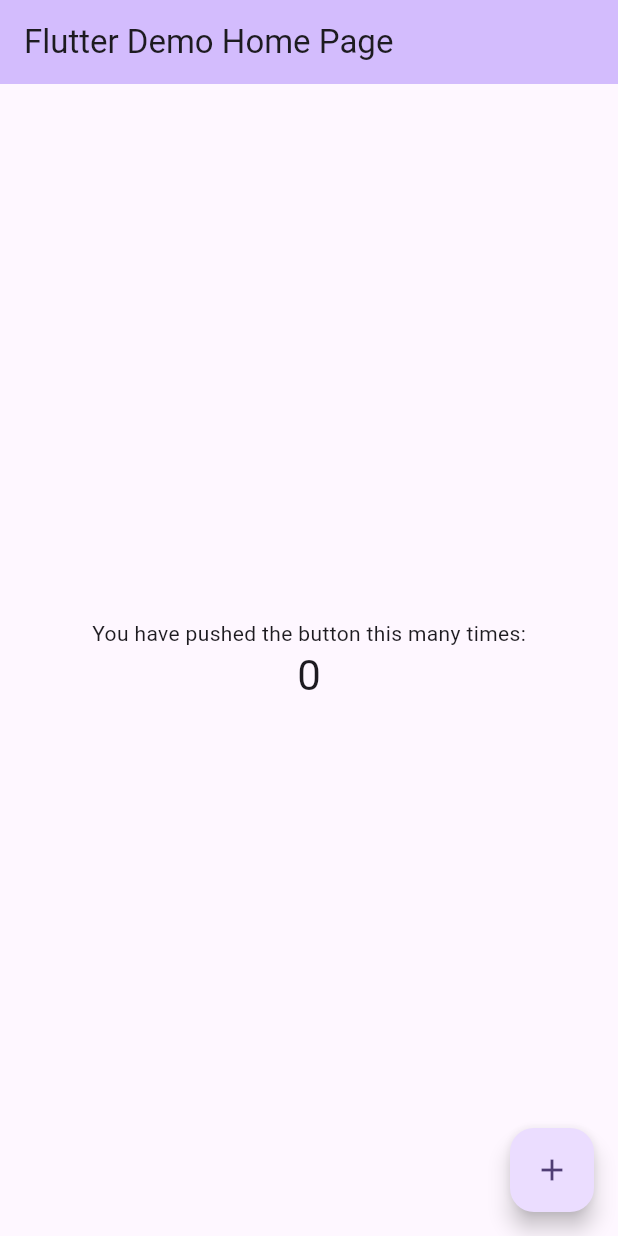
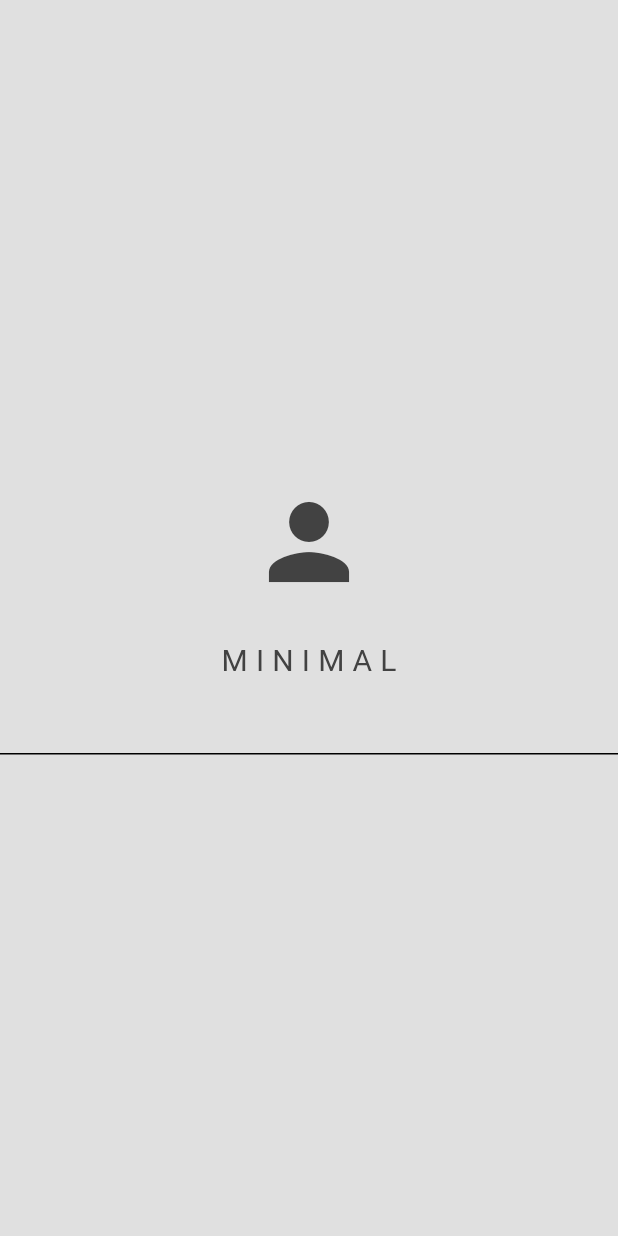
Before and after one commit to mdElyess/Flutter-minimalsocialmediaApp, a Flutter app: the screen it shows after launch, on a phone screen of 412 x 824 dp. Run offline on Flutter 3.47's test engine with Material 3 defaults, Android fonts, the phone set to English and light mode, and no system bars.

Commit message:
adding email textfield to login screen

```diff
--- /dev/null
+++ b/lib/components/my_textfield.dart
@@ -0,0 +1,18 @@
+import 'package:flutter/material.dart';
+
+class MyTextField extends StatelessWidget {
+  final String hintText;
+  final bool obscureText;
+  final TextEditingController controller;
+  const MyTextField({
+    super.key,
+    required this.hintText,
+    required this.obscureText,
+    required this.controller,
+  });
+
+  @override
+  Widget build(BuildContext context) {
+    return TextField();
+  }
+}
--- a/lib/main.dart
+++ b/lib/main.dart
@@ -1,4 +1,11 @@
 import 'package:flutter/material.dart';
+
+// themes
+import './theme/light_mode.dart';
+import './theme/dark_mode.dart';
+
+// screens
+import './screens/login_screen.dart';
 
 void main() {
   runApp(const MyApp());
@@ -7,119 +14,15 @@ void main() {
 class MyApp extends StatelessWidget {
   const MyApp({super.key});
 
-  // This widget is the root of your application.
   @override
   Widget build(BuildContext context) {
     return MaterialApp(
-      title: 'Flutter Demo',
-      theme: ThemeData(
-        // This is the theme of your application.
-        //
-        // TRY THIS: Try running your application with "flutter run". You'll see
-        // the application has a purple toolbar. Then, without quitting the app,
-        // try changing the seedColor in the colorScheme below to Colors.green
-        // and then invoke "hot reload" (save your changes or press the "hot
-        // reload" button in a Flutter-supported IDE, or press "r" if you used
-        // the command line to start the app).
-        //
-        // Notice that the counter didn't reset back to zero; the application
-        // state is not lost during the reload. To reset the state, use hot
-        // restart instead.
-        //
-        // This works for code too, not just values: Most code changes can be
-        // tested with just a hot reload.
-        colorScheme: ColorScheme.fromSeed(seedColor: Colors.deepPurple),
-        useMaterial3: true,
-      ),
-      home: const MyHomePage(title: 'Flutter Demo Home Page'),
+      debugShowCheckedModeBanner: false,
+      theme: lightMode,
+      darkTheme: darkMode,
+      home: LoginScreen(),
     );
   }
 }
 
-class MyHomePage extends StatefulWidget {
-  const MyHomePage({super.key, required this.title});
-
-  // This widget is the home page of your application. It is stateful, meaning
-  // that it has a State object (defined below) that contains fields that affect
-  // how it looks.
-
-  // This class is the configuration for the state. It holds the values (in this
-  // case the title) provided by the parent (in this case the App widget) and
-  // used by the build method of the State. Fields in a Widget subclass are
-  // always marked "final".
-
-  final String title;
-
-  @override
-  State<MyHomePage> createState() => _MyHomePageState();
-}
-
-class _MyHomePageState extends State<MyHomePage> {
-  int _counter = 0;
-
-  void _incrementCounter() {
-    setState(() {
-      // This call to setState tells the Flutter framework that something has
-      // changed in this State, which causes it to rerun the build method below
-      // so that the display can reflect the updated values. If we changed
-      // _counter without calling setState(), then the build method would not be
-      // called again, and so nothing would appear to happen.
-      _counter++;
-    });
-  }
-
-  @override
-  Widget build(BuildContext context) {
-    // This method is rerun every time setState is called, for instance as done
-    // by the _incrementCounter method above.
-    //
-    // The Flutter framework has been optimized to make rerunning build methods
-    // fast, so that you can just rebuild anything that needs updating rather
-    // than having to individually change instances of widgets.
-    return Scaffold(
-      appBar: AppBar(
-        // TRY THIS: Try changing the color here to a specific color (to
-        // Colors.amber, perhaps?) and trigger a hot reload to see the AppBar
-        // change color while the other colors stay the same.
-        backgroundColor: Theme.of(context).colorScheme.inversePrimary,
-        // Here we take the value from the MyHomePage object that was created by
-        // the App.build method, and use it to set our appbar title.
-        title: Text(widget.title),
-      ),
-      body: Center(
-        // Center is a layout widget. It takes a single child and positions it
-        // in the middle of the parent.
-        child: Column(
-          // Column is also a layout widget. It takes a list of children and
-          // arranges them vertically. By default, it sizes itself to fit its
-          // children horizontally, and tries to be as tall as its parent.
-          //
-          // Column has various properties to control how it sizes itself and
-          // how it positions its children. Here we use mainAxisAlignment to
-          // center the children vertically; the main axis here is the vertical
-          // axis because Columns are vertical (the cross axis would be
-          // horizontal).
-          //
-          // TRY THIS: Invoke "debug painting" (choose the "Toggle Debug Paint"
-          // action in the IDE, or press "p" in the console), to see the
-          // wireframe for each widget.
-          mainAxisAlignment: MainAxisAlignment.center,
-          children: <Widget>[
-            const Text(
-              'You have pushed the button this many times:',
-            ),
-            Text(
-              '$_counter',
-              style: Theme.of(context).textTheme.headlineMedium,
-            ),
-          ],
-        ),
-      ),
-      floatingActionButton: FloatingActionButton(
-        onPressed: _incrementCounter,
-        tooltip: 'Increment',
-        child: const Icon(Icons.add),
-      ), // This trailing comma makes auto-formatting nicer for build methods.
-    );
-  }
-}
+// https://www.youtube.com/watch?v=0RWLaJxW7Oc&t=98s&ab_channel=MitchKoko 21:10
--- /dev/null
+++ b/lib/screens/login_screen.dart
@@ -0,0 +1,53 @@
+import 'package:flutter/material.dart';
+
+// components
+import '../components/my_textfield.dart';
+
+class LoginScreen extends StatelessWidget {
+  // text controllers
+  final TextEditingController emailController = TextEditingController();
+  final TextEditingController passwordController = TextEditingController();
+
+  LoginScreen({super.key});
+
+  @override
+  Widget build(BuildContext context) {
+    return Scaffold(
+        backgroundColor: Theme.of(context).colorScheme.background,
+        body: Center(
+          child: Column(
+            mainAxisAlignment: MainAxisAlignment.center,
+            children: [
+              // logo
+              Icon(
+                Icons.person,
+                size: 80,
+                color: Theme.of(context).colorScheme.inversePrimary,
+              ),
+
+              const SizedBox(height: 25),
+              // app name
+              const Text(
+                "M I N I M A L",
+                style: TextStyle(fontSize: 20),
+              ),
+
+              // email textfield
+              MyTextField(
+                hintText: "",
+                obscureText: false,
+                controller: emailController,
+              ),
+
+              // password textfield
+
+              // forgot password
+
+              // sign in button
+
+              // don't have an account? Register here
+            ],
+          ),
+        ));
+  }
+}
--- /dev/null
+++ b/lib/theme/dark_mode.dart
@@ -0,0 +1,15 @@
+import 'package:flutter/material.dart';
+
+ThemeData darkMode = ThemeData(
+  brightness: Brightness.dark,
+  colorScheme: ColorScheme.dark(
+    background: Colors.grey.shade900,
+    primary: Colors.grey.shade800,
+    secondary: Colors.grey.shade700,
+    inversePrimary: Colors.grey.shade300,
+  ),
+  textTheme: ThemeData.dark().textTheme.apply(
+        bodyColor: Colors.grey[300],
+        displayColor: Colors.white,
+      ),
+);
--- /dev/null
+++ b/lib/theme/light_mode.dart
@@ -0,0 +1,15 @@
+import 'package:flutter/material.dart';
+
+ThemeData lightMode = ThemeData(
+  brightness: Brightness.light,
+  colorScheme: ColorScheme.light(
+    background: Colors.grey.shade300,
+    primary: Colors.grey.shade200,
+    secondary: Colors.grey.shade400,
+    inversePrimary: Colors.grey.shade800,
+  ),
+  textTheme: ThemeData.light().textTheme.apply(
+        bodyColor: Colors.grey[800], // is the same as Colors.grey.shade800
+        displayColor: Colors.black,
+      ),
+);
```
Also changed, not shown: pubspec.yaml (+0 -65 lines), 1 other file.
